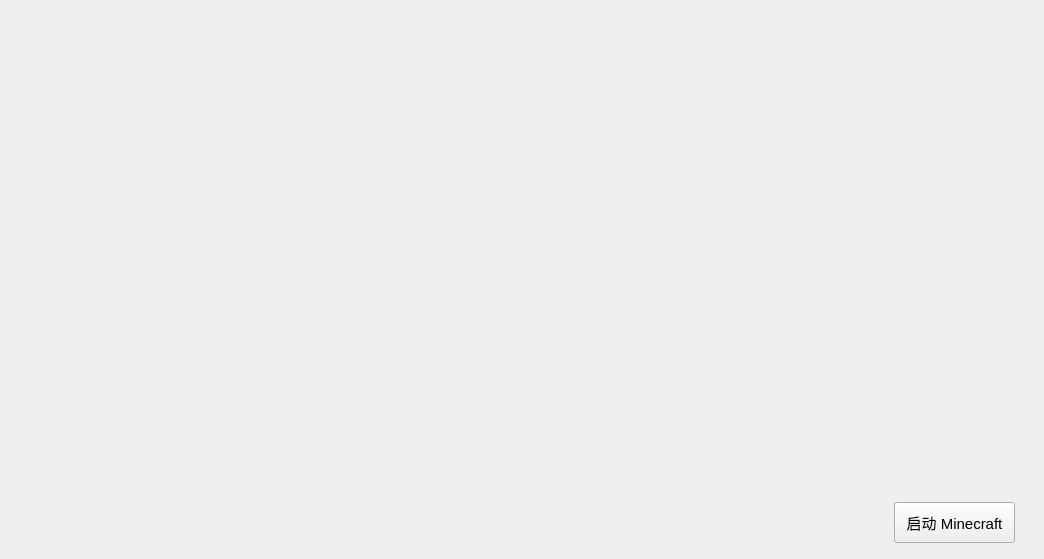
Qt form TheStarryLuncher/TheStarryLuncher.ui (crackun24/TheStarryLuncher) before a commit.
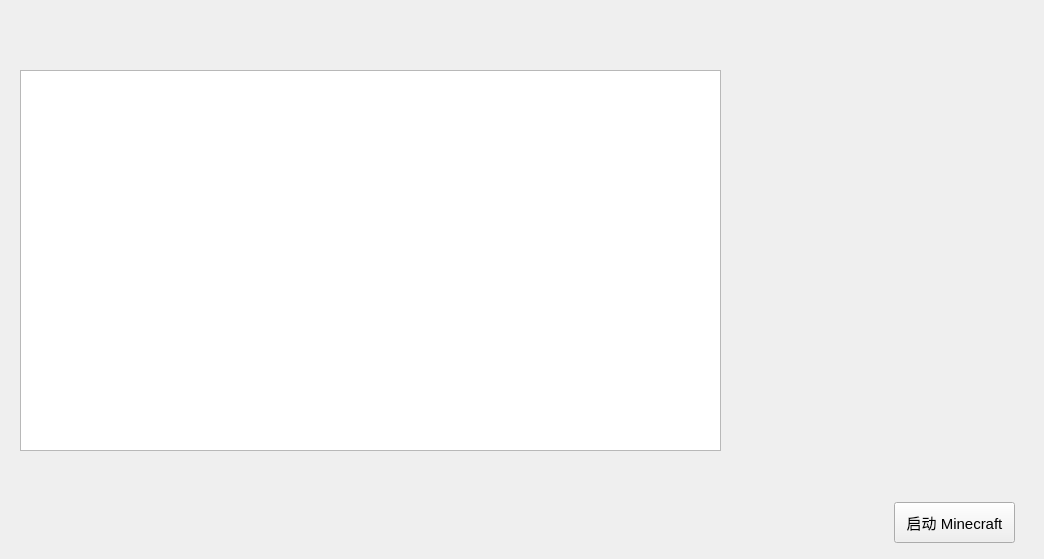
The same form after that commit.

Commit message: 获取系统变量

Diff of the .ui file:
```diff
--- a/TheStarryLuncher/TheStarryLuncher.ui
+++ b/TheStarryLuncher/TheStarryLuncher.ui
@@ -37,6 +37,16 @@
     <string>启动 Minecraft</string>
    </property>
   </widget>
+  <widget class="QTextBrowser" name="test">
+   <property name="geometry">
+    <rect>
+     <x>20</x>
+     <y>70</y>
+     <width>701</width>
+     <height>381</height>
+    </rect>
+   </property>
+  </widget>
  </widget>
  <layoutdefault spacing="6" margin="11"/>
  <resources>
```
The commit also changes 2 other files.
